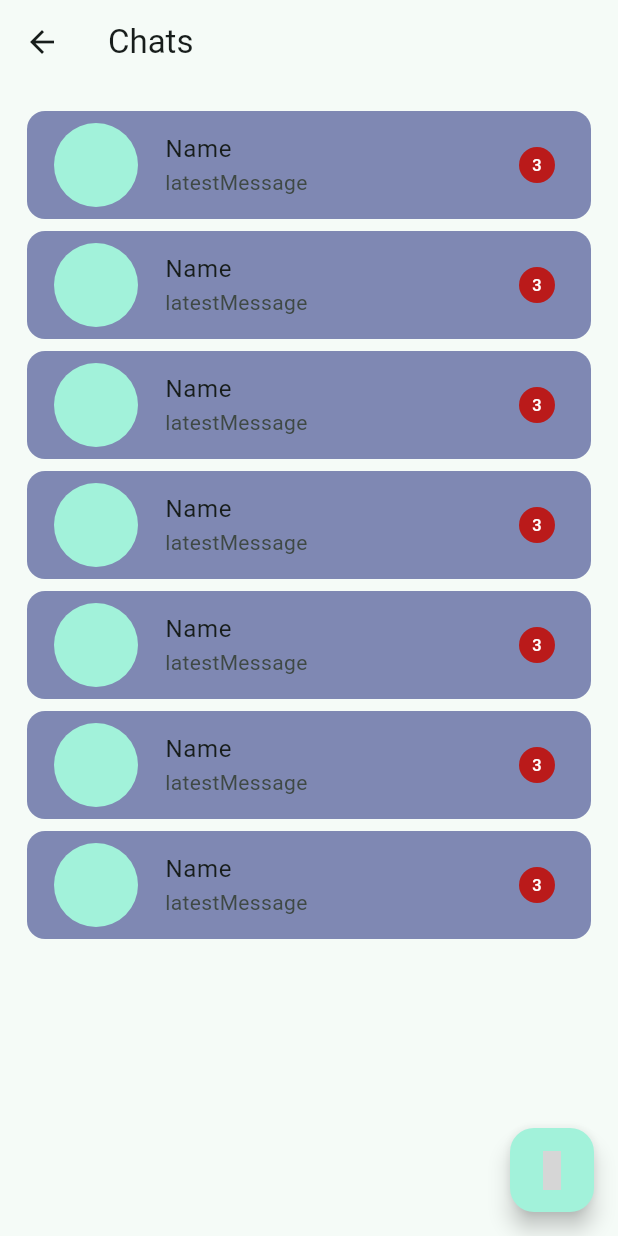
After one commit to mahmoud-elgaml/chat_app, a Flutter app: the ChatScreen screen opened directly, on a phone screen of 412 x 824 dp. The commit adds this screen. Run offline on Flutter 3.47's test engine with Material 3 defaults, Android fonts, the phone set to English and light mode, and no system bars; our stand-ins replace flutter_svg, iconsax; grey boxes are pictures that could not be loaded.

Commit message:
create custom chat card and chat page

```diff
--- /dev/null
+++ b/lib/Features/layout/chat_screen.dart
@@ -0,0 +1,38 @@
+import 'package:flutter/material.dart';
+import 'package:iconsax/iconsax.dart';
+import 'package:talkio_app/Features/layout/widgets/chat_card.dart';
+
+class ChatScreen extends StatelessWidget {
+  const ChatScreen({super.key});
+
+  @override
+  Widget build(BuildContext context) {
+    return Scaffold(
+      appBar: AppBar(
+        title: const Text('Chats'),
+      ),
+      floatingActionButton: FloatingActionButton(
+        onPressed: () {},
+        child: const Icon(
+          Iconsax.message_add,
+          size: 26,
+        ),
+      ),
+      body: Padding(
+        padding: const EdgeInsets.all(14),
+        child: Column(
+          children: [
+            Expanded(
+              child: ListView.builder(
+                itemCount: 7,
+                itemBuilder: (context, index) {
+                  return const ChatCard();
+                },
+              ),
+            ),
+          ],
+        ),
+      ),
+    );
+  }
+}
--- /dev/null
+++ b/lib/Features/layout/widgets/chat_card.dart
@@ -0,0 +1,36 @@
+import 'package:flutter/material.dart';
+import 'package:talkio_app/Features/chat/chat_page.dart';
+
+class ChatCard extends StatelessWidget {
+  const ChatCard({
+    super.key,
+  });
+
+  @override
+  Widget build(BuildContext context) {
+    return Card(
+      elevation: 0.0,
+      color: const Color.fromARGB(255, 127, 136, 179),
+      child: ListTile(
+        onTap: () {
+          Navigator.push(
+            context,
+            MaterialPageRoute(
+              builder: (context) => const ChatPage(),
+            ),
+          );
+        },
+        leading: const CircleAvatar(
+          radius: 30,
+        ),
+        title: const Text('Name'),
+        subtitle: const Text('latestMessage'),
+        trailing: const Badge(
+          label: Text('3'),
+          largeSize: 22.0,
+          padding: EdgeInsets.symmetric(horizontal: 8, vertical: 4),
+        ),
+      ),
+    );
+  }
+}
--- a/lib/main.dart
+++ b/lib/main.dart
@@ -1,5 +1,6 @@
 import 'package:flutter/material.dart';
 import 'package:talkio_app/layout.dart';
+import 'package:talkio_app/utils/colors.dart';
 
 void main() {
   runApp(const Talkio());
@@ -22,12 +23,12 @@ class Talkio extends StatelessWidget {
       ),
       theme: ThemeData(
         colorScheme: ColorScheme.fromSeed(
-          seedColor: Colors.blue,
+          seedColor: kPrimaryColor,
           brightness: Brightness.light,
         ),
         useMaterial3: true,
       ),
-      home:  const LayoutApp(),
+      home: const LayoutApp(),
     );
   }
 }
```
Also changed, not shown: lib/Features/chat/chat_page.dart (added, +14 -0 lines), lib/Features/layout/contact_screen.dart (added, +10 -0 lines), lib/Features/layout/group_screen.dart (added, +10 -0 lines), lib/Features/layout/setting_screen.dart (added, +10 -0 lines), lib/layout.dart (+10 -22 lines).
